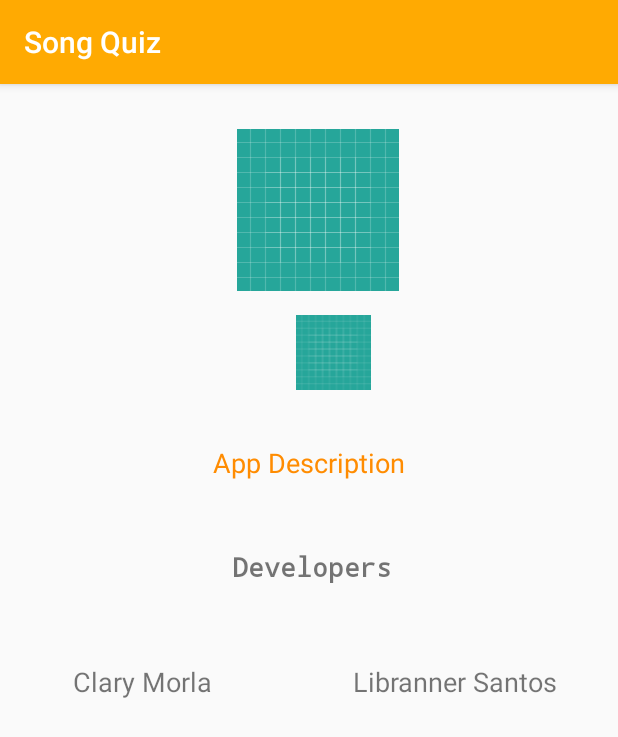
After one commit to Libranner/song_quiz, an Android app: the AboutActivity screen opened directly, with no data from a screen before it, on a phone screen of 412 x 824 dp. The commit adds this screen. Shown: the top 737 px of the screen. Run offline under Robolectric (Android 15) with nearby library versions, the phone set to English and light mode, and no system bars.

Commit message:
add about page

```diff
--- a/app/src/main/AndroidManifest.xml
+++ b/app/src/main/AndroidManifest.xml
@@ -17,9 +17,11 @@
         <activity android:name=".SplashScreenActivity">
             <intent-filter>
                 <action android:name="android.intent.action.MAIN" />
+
                 <category android:name="android.intent.category.LAUNCHER" />
             </intent-filter>
         </activity>
+        <activity android:name=".utilities.AboutActivity"></activity>
     </application>
 
 </manifest>
--- /dev/null
+++ b/app/src/main/java/es/usj/song_quiz/utilities/AboutActivity.kt
@@ -0,0 +1,30 @@
+package es.usj.song_quiz.utilities
+
+import android.support.v7.app.AppCompatActivity
+import android.os.Bundle
+import android.view.View
+import es.usj.song_quiz.R
+
+class AboutActivity : AppCompatActivity() {
+
+    private lateinit var mContent: View
+    private var shortAnimationDuration: Int = 0
+
+
+    override fun onCreate(savedInstanceState: Bundle?) {
+        super.onCreate(savedInstanceState)
+        setContentView(R.layout.activity_about)
+
+        mContent = findViewById(R.id.view1)
+        mContent.visibility = View.GONE
+        shortAnimationDuration = resources.getInteger(android.R.integer.config_shortAnimTime)
+
+        mContent.apply {
+           alpha = 0f
+           visibility = View.VISIBLE
+
+          animate().alpha(1f).setDuration(shortAnimationDuration.toLong()).setListener(null)
+        }
+
+        }
+}
--- /dev/null
+++ b/app/src/main/res/layout/activity_about.xml
@@ -0,0 +1,94 @@
+<?xml version="1.0" encoding="utf-8"?>
+<android.support.constraint.ConstraintLayout xmlns:android="http://schemas.android.com/apk/res/android"
+    xmlns:app="http://schemas.android.com/apk/res-auto"
+    xmlns:tools="http://schemas.android.com/tools"
+    android:id="@+id/view1"
+    android:layout_width="match_parent"
+    android:layout_height="match_parent"
+    tools:context=".utilities.AboutActivity">
+
+    <TextView
+        android:id="@+id/tv1"
+        android:layout_width="wrap_content"
+        android:layout_height="wrap_content"
+        android:layout_marginStart="40dp"
+        android:layout_marginTop="52dp"
+        android:text="@string/clary_morla"
+        android:textAlignment="center"
+        android:textSize="18sp"
+        app:layout_constraintStart_toStartOf="@+id/tv5"
+        app:layout_constraintTop_toBottomOf="@+id/tv5" />
+
+    <TextView
+        android:id="@+id/tv2"
+        android:layout_width="wrap_content"
+        android:layout_height="wrap_content"
+        android:layout_marginTop="52dp"
+        android:layout_marginEnd="40dp"
+        android:text="@string/libranner_santos"
+        android:textAlignment="center"
+        android:textSize="18sp"
+        app:layout_constraintEnd_toEndOf="parent"
+        app:layout_constraintTop_toBottomOf="@+id/tv5" />
+
+    <ImageView
+        android:id="@+id/imageView6"
+        android:layout_width="0dp"
+        android:layout_height="wrap_content"
+        android:layout_marginStart="20dp"
+        android:layout_marginTop="30dp"
+        android:layout_marginEnd="8dp"
+        android:contentDescription="@string/logo"
+        android:src="@drawable/ic_launcher_background"
+        app:layout_constraintEnd_toEndOf="parent"
+        app:layout_constraintHorizontal_bias="0.0"
+        app:layout_constraintStart_toStartOf="parent"
+        app:layout_constraintTop_toTopOf="parent"
+        tools:src="@drawable/ic_launcher_background" />
+
+    <ImageView
+        android:id="@+id/imageView7"
+        android:layout_width="wrap_content"
+        android:layout_height="50dp"
+        android:layout_marginTop="16dp"
+        android:layout_marginEnd="136dp"
+        android:contentDescription="@string/logo_usj"
+        android:src="@drawable/ic_launcher_background"
+        app:layout_constraintEnd_toEndOf="parent"
+        app:layout_constraintTop_toBottomOf="@+id/imageView6"
+        tools:src="@drawable/ic_launcher_background" />
+
+    <TextView
+        android:id="@+id/tv5"
+        android:layout_width="0dp"
+        android:layout_height="wrap_content"
+        android:layout_marginStart="8dp"
+        android:layout_marginTop="20dp"
+        android:layout_marginEnd="3dp"
+        android:fontFamily="monospace"
+        android:gravity="center_vertical|center_horizontal"
+        android:text="@string/developers"
+        android:textAlignment="center"
+        android:textSize="18sp"
+        android:textStyle="bold"
+        app:layout_constraintEnd_toEndOf="parent"
+        app:layout_constraintHorizontal_bias="0.0"
+        app:layout_constraintStart_toStartOf="parent"
+        app:layout_constraintTop_toBottomOf="@+id/textView2" />
+
+    <TextView
+        android:id="@+id/textView2"
+        android:layout_width="0dp"
+        android:layout_height="49dp"
+        android:layout_marginStart="40dp"
+        android:layout_marginTop="36dp"
+        android:layout_marginEnd="40dp"
+        android:text="@string/app_description"
+        android:textAlignment="center"
+        android:textColor="@color/colorPrimaryDark"
+        android:textSize="18sp"
+        app:layout_constraintEnd_toEndOf="parent"
+        app:layout_constraintStart_toStartOf="parent"
+        app:layout_constraintTop_toBottomOf="@+id/imageView7" />
+
+</android.support.constraint.ConstraintLayout>
--- a/app/src/main/res/values/strings.xml
+++ b/app/src/main/res/values/strings.xml
@@ -11,4 +11,10 @@
     <string name="previous_highest_score">Your highest score is: %d</string>
     <string name="current_score">Your score is: %d</string>
     <string name="speaker">speaker</string>
+    <string name="libranner_santos">Libranner Santos</string>
+    <string name="clary_morla">Clary Morla</string>
+    <string name="logo">logo</string>
+    <string name="logo_usj">logo USJ</string>
+    <string name="developers">Developers</string>
+    <string name="app_description">App Description</string>
 </resources>
```
